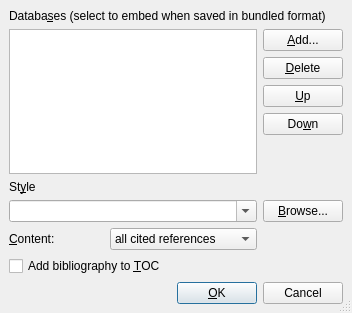
Before: the Qt Designer form src/frontends/qt4/ui/BibtexUi.ui in cburschka/lyx, drawn with Qt 5.
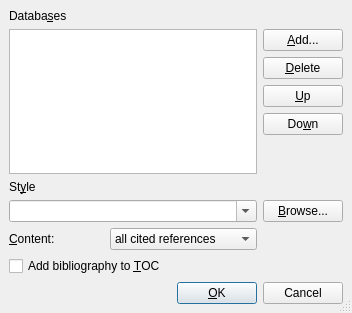
After: the same form once the commit is applied.

The edit to the form file:
```diff
--- a/src/frontends/qt4/ui/BibtexUi.ui
+++ b/src/frontends/qt4/ui/BibtexUi.ui
@@ -176,7 +176,7 @@
       <string>BibTeX database to use</string>
      </property>
      <property name="text" >
-      <string>Databa&amp;ses (select to embed when saved in bundled format)</string>
+      <string>Databa&amp;ses</string>
      </property>
      <property name="alignment" >
       <set>Qt::AlignLeading|Qt::AlignLeft|Qt::AlignTop</set>
```
